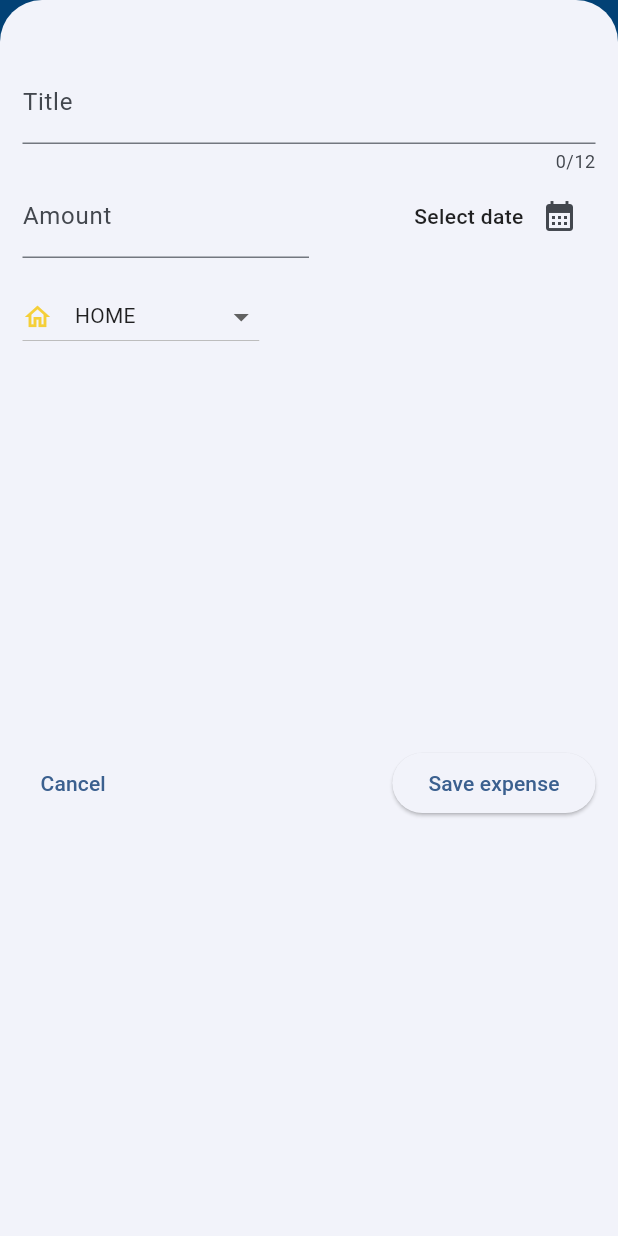
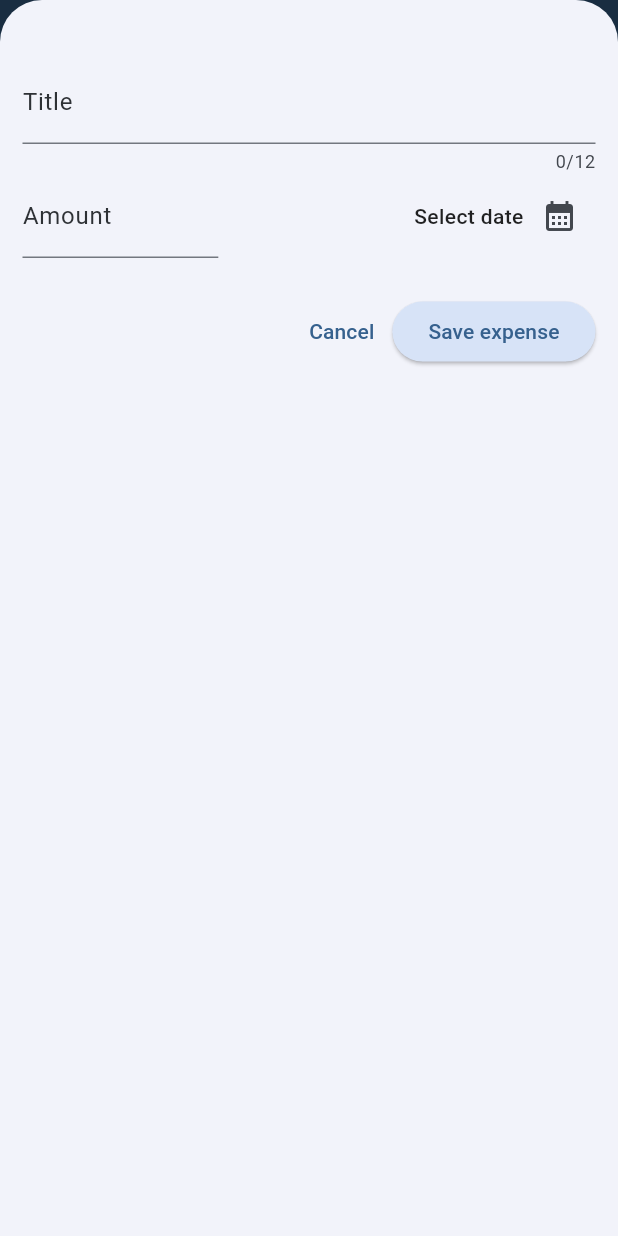
Before and after one commit to Salazar-Esteban/Expense_tracker, a Flutter app: the screen it shows after launch, after a tap on the "add" icon, on a phone screen of 412 x 824 dp. Run offline on Flutter 3.47's test engine with Material 3 defaults, Android fonts, the phone set to English and light mode, and no system bars; our stand-ins replace google_fonts; Roboto replaces fonts that are missing (Abel).

Commit message:
landscape mode

```diff
--- /dev/null
+++ b/lib/data/expenses.dart
@@ -0,0 +1,24 @@
+import 'package:expense_tracker/models/expense.dart';
+
+final List<Expense> expensesListData = [
+  Expense(
+      amount: 9000,
+      category: ExpenseCategory.intertaiment,
+      date: DateTime.now(),
+      title: 'Cinema '),
+  Expense(
+      amount: 25490,
+      date: DateTime.now(),
+      title: 'HBO Suscription',
+      category: ExpenseCategory.home),
+  Expense(
+      amount: 31100,
+      date: DateTime.now(),
+      title: 'Netflix Suscription',
+      category: ExpenseCategory.home),
+  Expense(
+      amount: 109.990,
+      date: DateTime.now(),
+      title: 'Omint Suscription',
+      category: ExpenseCategory.health),
+];
--- a/lib/expenses/add_new.dart
+++ b/lib/expenses/add_new.dart
@@ -2,6 +2,13 @@ import 'package:expense_tracker/colors/colors.dart';
 import 'package:expense_tracker/models/expense.dart';
 import 'package:expense_tracker/styled_text.dart';
 import 'package:flutter/material.dart';
+
+SizedBox gap({double y = 0, double x = 0}) {
+  return SizedBox(
+    height: y,
+    width: x,
+  );
+}
 
 class AddNewExpense extends StatefulWidget {
   const AddNewExpense(this.addExpenseHandler, {super.key});
@@ -93,35 +100,60 @@ class _AddNewExpenseState extends State<AddNewExpense> {
 
   @override
   Widget build(BuildContext context) {
-    print(_selectedCategory);
-    print(_selectedDate);
-    return Padding(
-      padding: const EdgeInsets.fromLTRB(15, 40, 15, 15),
-      child: Column(
-        crossAxisAlignment: CrossAxisAlignment.start,
-        children: [
-          TextField(
+    final keywordSpace = MediaQuery.of(context).viewInsets.bottom;
+
+    return LayoutBuilder(
+      builder: (ctx, constraints) {
+        var maxW = constraints.maxWidth;
+
+        var titleInputW = Flexible(
+          child: TextField(
             maxLength: 12,
             controller: _titleCtr,
+            style: TextStyle(
+                color:
+                    Theme.of(context).textTheme.headlineSmall!.color as Color),
             decoration: const InputDecoration(
               label: Text("Title"),
             ),
           ),
-          Row(
-            children: [
-              Expanded(
+        );
+
+        var amountInputW = Flexible(
           child: TextField(
-                  keyboardType:
-                      const TextInputType.numberWithOptions(decimal: true),
+            style: TextStyle(
+                color:
+                    Theme.of(context).textTheme.headlineSmall!.color as Color),
+            keyboardType: const TextInputType.numberWithOptions(decimal: true),
             controller: _amountCtr,
             decoration: const InputDecoration(
               label: Text('Amount'),
               prefixText: '\$ ',
             ),
           ),
+        );
+        var dropDownCats = DropdownButton(
+            value: _selectedCategory,
+            items: ExpenseCategory.values.map((category) {
+              return DropdownMenuItem(
+                value: category,
+                child: Row(
+                  children: [
+                    getCategoryIcon(category, 20),
+                    gap(x: 10),
+                    StyledText(
+                      category.name.toUpperCase(),
+                      color: Theme.of(context)
+                          .dropdownMenuTheme
+                          .textStyle!
+                          .color as Color,
                     ),
-              Expanded(
-                child: Row(
+                  ],
+                ),
+              );
+            }).toList(),
+            onChanged: _handleDropdown);
+        var datePickerW = Row(
           crossAxisAlignment: CrossAxisAlignment.center,
           mainAxisAlignment: MainAxisAlignment.end,
           children: [
@@ -136,45 +168,56 @@ class _AddNewExpenseState extends State<AddNewExpense> {
                 onPressed: _showDatePicker,
                 icon: const Icon(Icons.calendar_month)),
           ],
+        );
+        return SizedBox(
+          height: double.infinity,
+          child: SingleChildScrollView(
+            child: Padding(
+              padding: EdgeInsets.fromLTRB(15, 40, 15, keywordSpace + 16),
+              child: Column(
+                mainAxisSize: MainAxisSize
+                    .min, // Ajusta el tamaño de la columna al mínimo necesario
+                crossAxisAlignment: CrossAxisAlignment.start,
+                children: [
+                  if (maxW >= 600)
+                    Row(
+                      crossAxisAlignment: CrossAxisAlignment.start,
+                      children: [
+                        titleInputW,
+                        gap(x: 15),
+                        amountInputW,
+                      ],
+                    )
+                  else
+                    titleInputW,
+                  if (maxW >= 600)
+                    Row(
+                      children: [dropDownCats, const Spacer(), datePickerW],
+                    )
+                  else
+                    Row(
+                      children: [amountInputW, const Spacer(), datePickerW],
                     ),
-              )
-            ],
-          ),
-          const SizedBox(height: 15),
-          DropdownButton(
-              value: _selectedCategory,
-              items: ExpenseCategory.values.map((category) {
-                return DropdownMenuItem(
-                    value: category,
-                    child: Row(
+                  gap(y: 25),
+                  Row(
                     children: [
-                        getCategoryIcon(category, 20),
-                        const SizedBox(
-                          width: 15,
-                        ),
-                        StyledText(category.name.toUpperCase(),
-                            color: blackContrast),
-                      ],
-                    ));
-              }).toList(),
-              onChanged: (value) => _handleDropdown(value)),
-          Expanded(
-            child: Row(
-              children: [
+                      const Spacer(),
                       TextButton(
                         onPressed: () => _closeModal(context),
                         child: const Text('Cancel'),
                       ),
-                const Spacer(),
                       ElevatedButton(
                         onPressed: _handleSubmit,
                         child: const Text('Save expense'),
                       ),
                     ],
                   ),
-          ),
                 ],
               ),
+            ),
+          ),
+        );
+      },
     );
   }
 }
--- a/lib/expenses/expense_card.dart
+++ b/lib/expenses/expense_card.dart
@@ -10,20 +10,10 @@ class ExpenseCard extends StatelessWidget {
 
   @override
   Widget build(BuildContext context) {
-    return Container(
+    return Card(
+      child: Container(
         padding: const EdgeInsets.all(20),
-      margin: const EdgeInsets.only(bottom: 10),
-      decoration: const BoxDecoration(
-        color: Colors.white,
-        boxShadow: [
-          BoxShadow(
-            color: Color.fromARGB(255, 227, 226, 226),
-            spreadRadius: 0,
-            blurRadius: 2,
-            offset: Offset(1, 1), // changes position of shadow
-          ),
-        ],
-      ),
+        decoration: const BoxDecoration(),
         child: Column(
           crossAxisAlignment: CrossAxisAlignment.start,
           mainAxisAlignment: MainAxisAlignment.center,
@@ -32,7 +22,8 @@ class ExpenseCard extends StatelessWidget {
               children: [
                 StyledText(
                   expense.title,
-                color: blackContrast,
+                  color:
+                      Theme.of(context).textTheme.headlineSmall!.color as Color,
                 ),
                 const Spacer(),
                 Column(
@@ -43,7 +34,8 @@ class ExpenseCard extends StatelessWidget {
                     ),
                     StyledText(
                       expense.getFormattedDate,
-                    color: blackContrast,
+                      color: Theme.of(context).textTheme.headlineSmall!.color
+                          as Color,
                     )
                   ],
                 )
@@ -60,6 +52,7 @@ class ExpenseCard extends StatelessWidget {
             ),
           ],
         ),
+      ),
     );
   }
 }
--- a/lib/main.dart
+++ b/lib/main.dart
@@ -4,6 +4,12 @@ import 'package:flutter/material.dart';
 void main() {
   runApp(const MyApp());
 }
+
+var kColorScheme = ColorScheme.fromSeed(
+  seedColor: Colors.blue,
+);
+var kDarkColorScheme =
+    ColorScheme.fromSeed(seedColor: Colors.blue, brightness: Brightness.dark);
 
 class MyApp extends StatelessWidget {
   const MyApp({super.key});
@@ -12,10 +18,62 @@ class MyApp extends StatelessWidget {
   @override
   Widget build(BuildContext context) {
     return MaterialApp(
-      theme: ThemeData(
-        colorScheme: ColorScheme.fromSeed(
-            seedColor: const Color.fromARGB(255, 4, 91, 163)),
-        useMaterial3: true,
+      darkTheme: ThemeData.dark().copyWith(
+        colorScheme: kDarkColorScheme,
+        dropdownMenuTheme: DropdownMenuThemeData(
+          textStyle: TextStyle(color: kDarkColorScheme.onSurface),
+        ),
+        inputDecorationTheme: InputDecorationTheme(
+          labelStyle: TextStyle(color: kDarkColorScheme.onSurface),
+        ),
+        elevatedButtonTheme: ElevatedButtonThemeData(
+          style: ElevatedButton.styleFrom(
+              backgroundColor: kDarkColorScheme.secondaryContainer),
+        ),
+        appBarTheme: const AppBarTheme().copyWith(
+          backgroundColor: kDarkColorScheme.surfaceDim,
+          foregroundColor: kDarkColorScheme.onPrimaryContainer,
+        ),
+        cardTheme: const CardTheme().copyWith(
+          margin: const EdgeInsets.only(bottom: 15),
+          color: kDarkColorScheme.onSecondary,
+        ),
+        textTheme: const TextTheme().copyWith(
+          headlineSmall:
+              TextStyle(color: kDarkColorScheme.onSecondaryContainer),
+          headlineMedium: TextStyle(color: kDarkColorScheme.onSecondary),
+          titleLarge: const TextStyle(
+            fontWeight: FontWeight.normal,
+          ),
+        ),
+      ),
+      theme: ThemeData().copyWith(
+        colorScheme: kColorScheme,
+        dropdownMenuTheme: DropdownMenuThemeData(
+          textStyle: TextStyle(color: kDarkColorScheme.onInverseSurface),
+        ),
+        inputDecorationTheme: InputDecorationTheme(
+          labelStyle: TextStyle(color: kDarkColorScheme.onInverseSurface),
+        ),
+        elevatedButtonTheme: ElevatedButtonThemeData(
+          style: ElevatedButton.styleFrom(
+              backgroundColor: kColorScheme.secondaryContainer),
+        ),
+        cardTheme: const CardTheme().copyWith(
+          margin: const EdgeInsets.only(bottom: 15),
+          color: kDarkColorScheme.onSecondaryContainer,
+        ),
+        appBarTheme: const AppBarTheme().copyWith(
+          backgroundColor: kColorScheme.primary,
+          foregroundColor: kColorScheme.onPrimary,
+        ),
+        textTheme: const TextTheme().copyWith(
+          headlineSmall: TextStyle(color: kColorScheme.onPrimaryContainer),
+          headlineMedium: TextStyle(color: kDarkColorScheme.onSecondary),
+          titleLarge: const TextStyle(
+            fontWeight: FontWeight.normal,
+          ),
+        ),
       ),
       home: const ExpenceScreen(title: 'Expenses Tracker'),
     );
--- a/lib/screens/expense.dart
+++ b/lib/screens/expense.dart
@@ -1,3 +1,4 @@
+import 'package:expense_tracker/data/expenses.dart';
 import 'package:expense_tracker/expenses/add_new.dart';
 import 'package:expense_tracker/models/expense.dart';
 import 'package:expense_tracker/expenses/expenses_list.dart';
@@ -5,29 +6,6 @@ import 'package:expense_tracker/models/expense_summary.dart';
 import 'package:expense_tracker/styled_text.dart';
 import 'package:expense_tracker/summaryChart/summary_chart.dart';
 import 'package:flutter/material.dart';
-
-final List<Expense> expensesListData = [
-  Expense(
-      amount: 9000,
-      category: ExpenseCategory.intertaiment,
-      date: DateTime.now(),
-      title: 'Cinema '),
-  Expense(
-      amount: 25490,
-      date: DateTime.now(),
-      title: 'HBO Suscription',
-      category: ExpenseCategory.home),
-  Expense(
-      amount: 31100,
-      date: DateTime.now(),
-      title: 'Netflix Suscription',
-      category: ExpenseCategory.home),
-  Expense(
-      amount: 109.990,
-      date: DateTime.now(),
-      title: 'Omint Suscription',
-      category: ExpenseCategory.health),
-];
 
 class ExpenceScreen extends StatefulWidget {
   const ExpenceScreen({super.key, required this.title});
@@ -66,6 +44,7 @@ class ExpenseState extends State<ExpenceScreen> {
   void _openAddExpenseOverlay() {
     showModalBottomSheet(
         isScrollControlled: true,
+        useSafeArea: true,
         context: context,
         builder: (ctx) => AddNewExpense(_addExpenseHandler));
   }
@@ -76,21 +55,52 @@ class ExpenseState extends State<ExpenceScreen> {
     });
   }
 
-  void _removeExpenseHandler(String id) {
+  void _removeExpense(String id) {
+    final expense = expenses.firstWhere((expense) => expense.id == id);
+    final expenseIndex = expenses.indexOf(expense);
     setState(() {
       expenses.removeWhere((expense) => expense.id == id);
+    });
+//  Show undo message with undo option
+    ScaffoldMessenger.of(context).clearSnackBars();
+    ScaffoldMessenger.of(context).showSnackBar(SnackBar(
+      duration: const Duration(seconds: 5),
+      content: const StyledText("Expense removed !"),
+      backgroundColor: Colors.blue,
+      action: SnackBarAction(
+        label: 'Undo',
+        onPressed: () => _undoRemoveHandler(expense, expenseIndex),
+      ),
+    ));
+  }
+
+  void _undoRemoveHandler(Expense expenseForRecovering, int index) {
+    setState(() {
+      expenses.insert(index, expenseForRecovering);
     });
   }
 
   @override
   Widget build(BuildContext context) {
+    var mediaQ = MediaQuery.of(context).size;
+    double width = mediaQ.width;
+    double height = mediaQ.height;
+    print({width, height});
     final expenseSummary = calculateExpenseSummary().values.toList();
+    final mainContent = expenses.isEmpty
+        ? Center(
+            child: StyledHeader(
+            'No expenses found',
+            size: 20,
+            color: Theme.of(context).textTheme.headlineSmall!.color as Color,
+          ))
+        : Expanded(
+            child: ExpensesList(expensesListData, _removeExpense),
+          );
     print(expenseSummary);
     return Scaffold(
       appBar: AppBar(
-        foregroundColor: Colors.white,
         centerTitle: true,
-        backgroundColor: const Color.fromARGB(255, 4, 142, 255),
         title: Text(widget.title),
         actions: [
           IconButton(
@@ -105,21 +115,38 @@ class ExpenseState extends State<ExpenceScreen> {
       ),
       body: Padding(
         padding: const EdgeInsets.all(20),
-        child: Column(
+        child: width < 600
+            ? Column(
                 crossAxisAlignment: CrossAxisAlignment.start,
                 children: [
                   SummaryChart(expenseSummary),
                   const SizedBox(
                     height: 50,
                   ),
-            StyledHeader(
+                  expenses.isNotEmpty
+                      ? StyledHeader(
                           'Total expenses: ${expenses.length}',
-              color: const Color.fromARGB(255, 15, 84, 126),
-            ),
+                          color: Theme.of(context)
+                              .textTheme
+                              .headlineSmall!
+                              .color as Color,
+                        )
+                      : const SizedBox(),
                   const SizedBox(
                     height: 10,
                   ),
-            Expanded(child: ExpensesList(expensesListData, _removeExpenseHandler)),
+                  mainContent,
+                ],
+              )
+            : Row(
+                mainAxisAlignment: MainAxisAlignment.start,
+                crossAxisAlignment: CrossAxisAlignment.start,
+                children: [
+                  Expanded(child: SummaryChart(expenseSummary)),
+                  const SizedBox(
+                    width: 15,
+                  ),
+                  Expanded(child: mainContent),
                 ],
               ),
       ),
--- a/lib/summaryChart/summary_chart.dart
+++ b/lib/summaryChart/summary_chart.dart
@@ -7,23 +7,16 @@ class SummaryChart extends StatelessWidget {
   final List<ExpenseSummary> summaries;
   @override
   Widget build(BuildContext context) {
-    return Container(
+    return Card(
+      color: Colors.white,
+      child: Container(
         width: double.infinity,
-      height: 150,
-      padding: const EdgeInsets.fromLTRB(10, 20, 10, 20),
+        padding: const EdgeInsets.fromLTRB(10, 25, 10, 25),
         decoration: const BoxDecoration(
           borderRadius: BorderRadius.all(
             Radius.circular(2),
           ),
-          boxShadow: [
-            BoxShadow(
-              color: Color.fromARGB(255, 227, 226, 226),
-              spreadRadius: 1,
-              blurRadius: 4,
-              offset: Offset(2, -2), // changes position of shadow
         ),
-          ],
-          color: Color.fromRGBO(255, 255, 255, 1)),
         child: Row(
           mainAxisAlignment: MainAxisAlignment.spaceAround,
           children: [
@@ -32,6 +25,7 @@ class SummaryChart extends StatelessWidget {
             ),
           ],
         ),
+      ),
     );
   }
 }
--- a/lib/summaryChart/summary_item.dart
+++ b/lib/summaryChart/summary_item.dart
@@ -1,4 +1,3 @@
-import 'package:expense_tracker/colors/colors.dart';
 import 'package:expense_tracker/models/expense.dart';
 import 'package:expense_tracker/models/expense_summary.dart';
 import 'package:expense_tracker/styled_text.dart';
@@ -26,11 +25,13 @@ class SummaryItem extends StatelessWidget {
               icon: getCategoryIcon(expenseSummary.title, 35),
               matches: expenseSummary.relatedMatches,
             ),
-            StyledText(
-              '${formatNumber(expenseSummary.totalSpent)} \$',
-              color: blackContrast,
-              weight: FontWeight.w600,
-            )
+            const SizedBox(
+              height: 40,
+            ),
+            StyledText('${formatNumber(expenseSummary.totalSpent)} \$',
+                weight: FontWeight.w600,
+                color:
+                    Theme.of(context).textTheme.headlineMedium!.color as Color)
           ],
         ),
       ),
```
Lines whose indentation alone changed are shown as unchanged.
